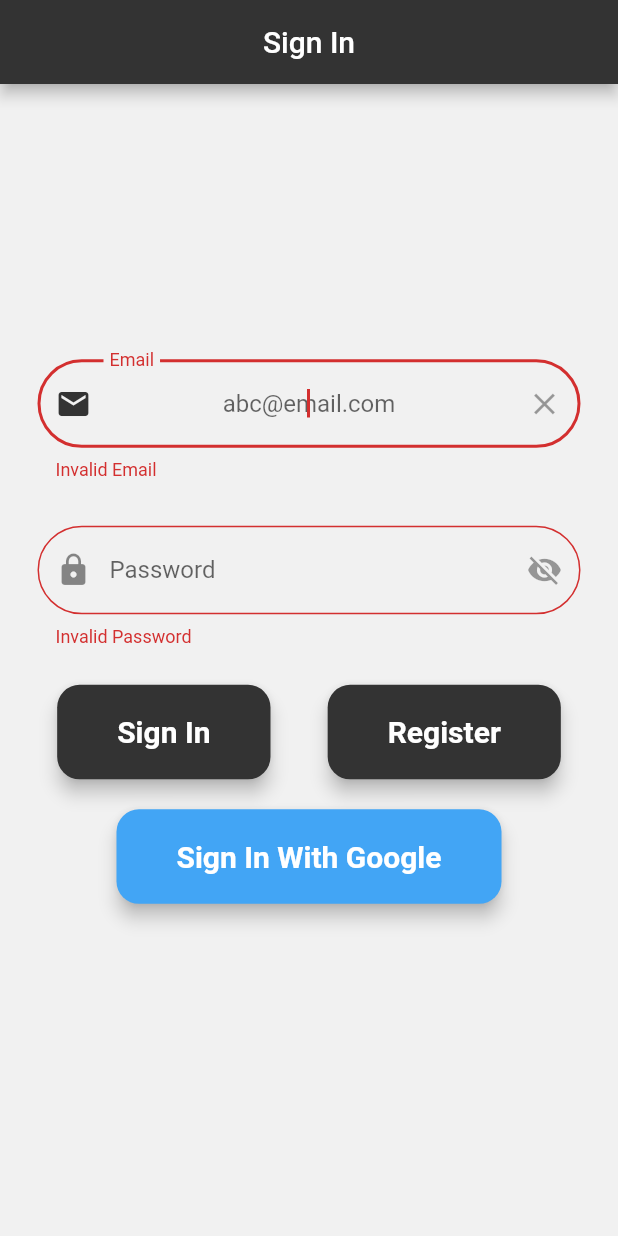
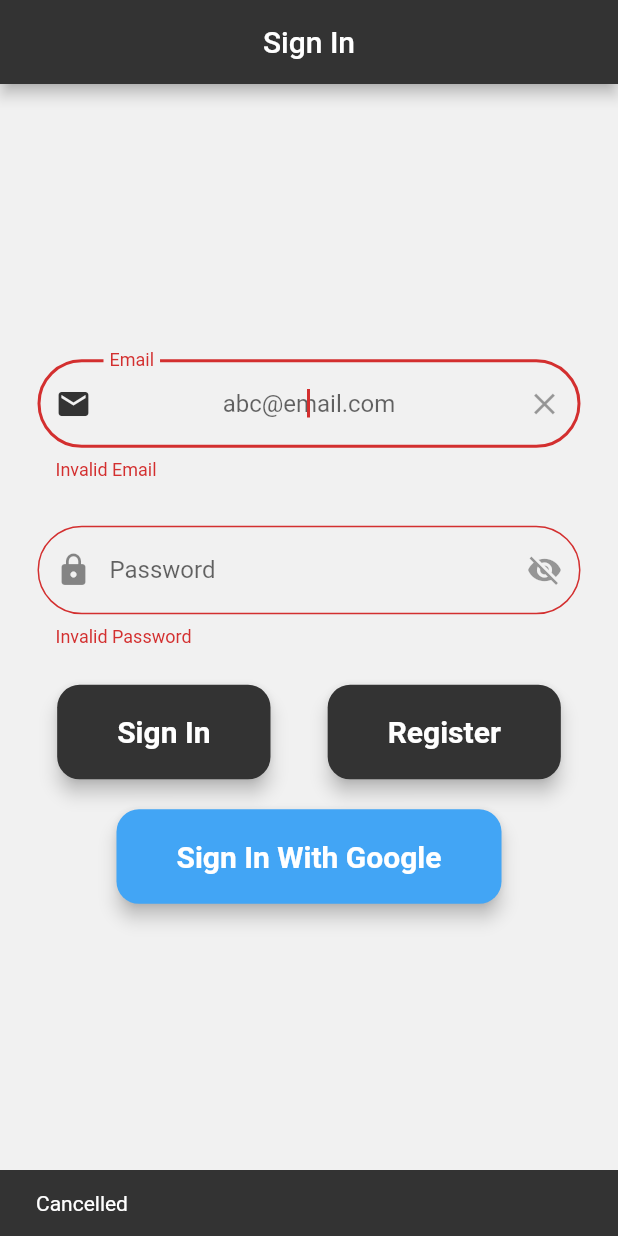
Before and after one commit to ShahilJha/Skef-ra_task_diary, a Flutter app: the SignInPage screen opened by its route, after a tap on "Sign In", after a tap on "Sign In With Google", on a phone screen of 412 x 824 dp. Run offline on Flutter 3.47's test engine with Material 2 defaults, Android fonts, the phone set to English and light mode, and no system bars; our stand-ins replace auto_route, bloc, dartz, firebase_auth, firebase_core, flutter_bloc and 5 more; accounts and stored records are empty.

```diff
--- /dev/null
+++ b/lib/presentation/core/ui_injectable_module.dart
@@ -0,0 +1 @@
+abstract class UIInjectableModule {}
--- a/lib/presentation/pages/sign_in/local_widgets/sign_in_form.dart
+++ b/lib/presentation/pages/sign_in/local_widgets/sign_in_form.dart
@@ -11,7 +11,39 @@ class SignInForm extends StatelessWidget {
   Widget build(BuildContext context) {
     final _bloc = context.read<SignInFormBloc>();
     return BlocConsumer<SignInFormBloc, SignInFormState>(
-      listener: (context, state) {},
+      listener: (context, state) {
+        state.authFailureOrSuccessOption.fold(
+          () {
+            //none()
+          },
+          //some()
+          (either) => either.fold(
+            //AuthFailure
+            (leftFailure) {
+              // ignore: todo
+              //TODO: Use getIt to get Utilities.showSnackBar
+              ScaffoldMessenger.of(context).showSnackBar(
+                SnackBar(
+                  duration: const Duration(seconds: 2),
+                  content: Text(
+                    leftFailure.map(
+                      cancelledByUser: (_) => 'Cancelled',
+                      serverError: (_) => 'Server Error',
+                      emailALreadyInUse: (_) => 'Email Already in Use',
+                      invalidEmailAndPasswordCombination: (_) =>
+                          'Invalid Email and Password Combination',
+                    ),
+                  ),
+                ),
+              );
+            },
+            //Unit
+            (_) {
+              //Navigation
+            },
+          ),
+        );
+      },
       builder: (context, state) {
         final mediaQuery = MediaQuery.of(context);
         final screenHeight = mediaQuery.size.height * 0.88;
```
Also changed, not shown: lib/presentation/ui_util/utilities.dart (added, +47 -0 lines).
